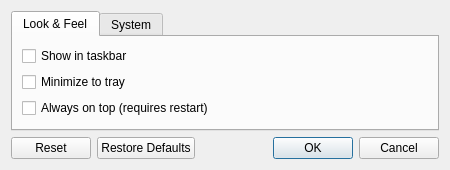
The window that src/ui/settingsdialog.ui (medo64/QText) describes before a commit, drawn with Qt 5.
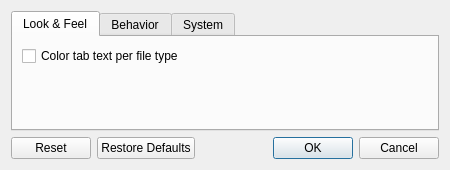
The same window after the commit.

Commit message: Added option to color tab text based on file type

Patch:
```diff
--- a/src/ui/settingsdialog.ui
+++ b/src/ui/settingsdialog.ui
@@ -23,6 +23,36 @@
       <attribute name="title">
        <string>Look &amp;&amp; Feel</string>
       </attribute>
+      <layout class="QGridLayout" name="gridLayout_2">
+       <item row="0" column="0">
+        <widget class="QCheckBox" name="checkboxTabTextColorPerType">
+         <property name="toolTip">
+          <string>Different color is shown in tab depending if tab is plain text, markdown, or HTML</string>
+         </property>
+         <property name="text">
+          <string>Color tab text per file type</string>
+         </property>
+        </widget>
+       </item>
+       <item row="1" column="0">
+        <spacer name="verticalSpacer">
+         <property name="orientation">
+          <enum>Qt::Vertical</enum>
+         </property>
+         <property name="sizeHint" stdset="0">
+          <size>
+           <width>20</width>
+           <height>40</height>
+          </size>
+         </property>
+        </spacer>
+       </item>
+      </layout>
+     </widget>
+     <widget class="QWidget" name="tabBehavior">
+      <attribute name="title">
+       <string>Behavior</string>
+      </attribute>
       <layout class="QVBoxLayout" name="verticalLayoutLookAndFeel">
        <item>
         <widget class="QCheckBox" name="checkboxShowInTaskbar">
```
The commit also changes 10 other files.
